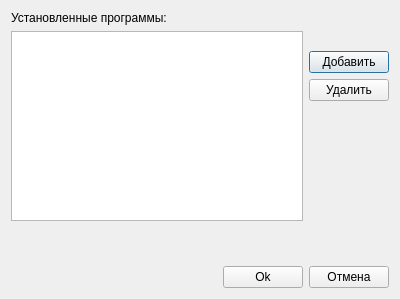
Before: the Qt Designer form src/forms/programmdialog.ui in Vortm4x/netemul, drawn with Qt 5.
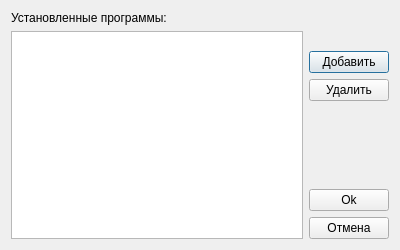
After: the same form once the commit is applied. Icons and pictures are not drawn.

Patch:
```diff
--- a/src/forms/programmdialog.ui
+++ b/src/forms/programmdialog.ui
@@ -7,7 +7,7 @@
     <x>0</x>
     <y>0</y>
     <width>400</width>
-    <height>299</height>
+    <height>250</height>
    </rect>
   </property>
   <property name="minimumSize">
@@ -19,7 +19,7 @@
   <property name="windowTitle">
    <string>Программы</string>
   </property>
-  <layout class="QVBoxLayout" name="verticalLayout_3">
+  <layout class="QHBoxLayout" name="horizontalLayout">
    <item>
     <layout class="QHBoxLayout" name="horizontalLayout_2">
      <item>
@@ -34,19 +34,6 @@
        <item>
         <widget class="QListWidget" name="list"/>
        </item>
-       <item>
-        <spacer name="verticalSpacer_2">
-         <property name="orientation">
-          <enum>Qt::Vertical</enum>
-         </property>
-         <property name="sizeHint" stdset="0">
-          <size>
-           <width>20</width>
-           <height>40</height>
-          </size>
-         </property>
-        </spacer>
-       </item>
       </layout>
      </item>
      <item>
@@ -102,25 +89,6 @@
          </property>
         </spacer>
        </item>
-      </layout>
-     </item>
-    </layout>
-   </item>
-   <item>
-    <layout class="QHBoxLayout" name="horizontalLayout">
-     <item>
-      <spacer name="horizontalSpacer">
-       <property name="orientation">
-        <enum>Qt::Horizontal</enum>
-       </property>
-       <property name="sizeHint" stdset="0">
-        <size>
-         <width>40</width>
-         <height>20</height>
-        </size>
-       </property>
-      </spacer>
-     </item>
      <item>
       <widget class="QPushButton" name="btn_ok">
        <property name="text">
@@ -142,6 +110,8 @@
          <normaloff>:/im/images/not.png</normaloff>:/im/images/not.png</iconset>
        </property>
       </widget>
+       </item>
+      </layout>
      </item>
     </layout>
    </item>
```
Lines whose indentation alone changed are shown as unchanged.
